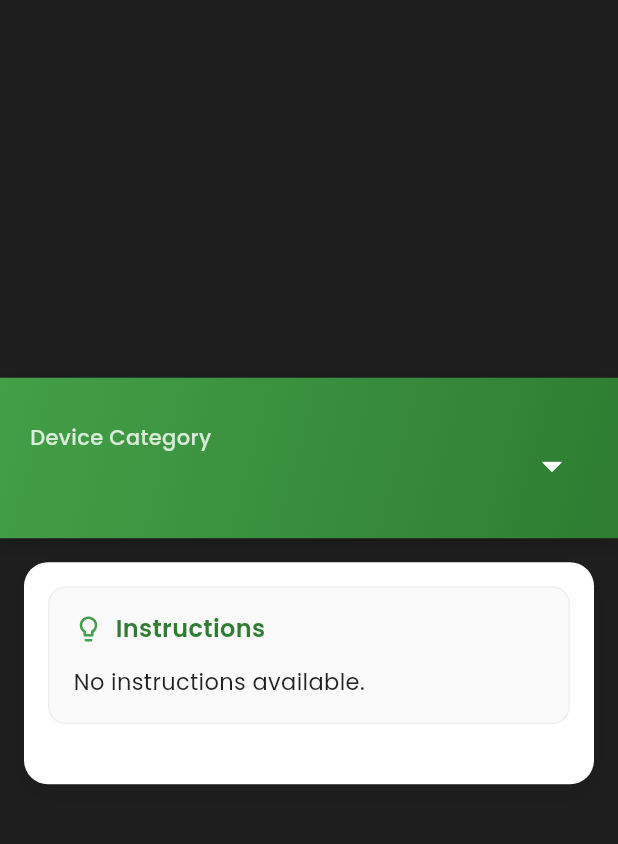
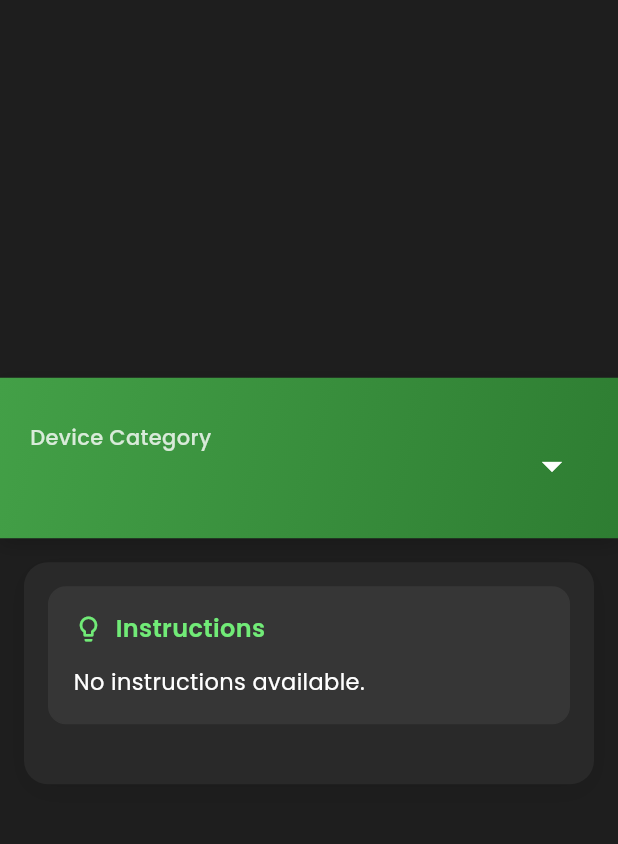
Before and after one commit to usergaia/e-Xtract_app, a Flutter app: the ChatbotRedo widget shown alone on an empty page, opened directly with empty values, on a phone screen of 412 x 824 dp, the part 67-911 px from its top. Run offline on Flutter 3.47's test engine with Material 3 defaults, Android fonts, the phone set to English and light mode, and no system bars; our stand-ins replace google_fonts, image_picker; missing offline and left inert: tflite_flutter.

Commit message:
Initial commit.

```diff
--- a/lib/assistant_logic.dart
+++ b/lib/assistant_logic.dart
@@ -10,6 +10,9 @@ class AssistantLogic {
   String currentNodeId = 'start';
   List<String> _componentQueue = [];
   int _currentComponentIndex = -1;
+  bool _startNodeProcessed = false; // Flag to track if the start node has been processed
+  bool _firstComponentProcessed = false; // Track if we've processed at least one component
+  bool _explanationShown = false; // Track if we've shown the explanation message already
 
   AssistantLogic({
     required this.category,
@@ -77,11 +80,41 @@ class AssistantLogic {
       return 'No instructions available.';
     }
 
+    // If the current node is "start" and it has already been processed, skip it
+    if (currentNodeId == 'start' && _startNodeProcessed) {
+      moveToNextComponent(); // Automatically move to the next component
+      return getCurrentInstruction(); // Fetch the next instruction
+    }
+
+    // Mark the start node as processed
+    if (currentNodeId == 'start') {
+      _startNodeProcessed = true;
+    }
+
     final currentNode = _getNode(currentNodeId);
 
     // Check if the node has text
     if (currentNode.containsKey('text')) {
-      return currentNode['text'];
+      String originalText = currentNode['text'];
+
+      // For component issue nodes, modify the text if it's not the first time seeing it
+      if ((currentNodeId.contains('_issue') || currentNodeId.contains('_problem')) && _explanationShown) {
+        // Remove the "This may be caused by..." prefix from the message
+        if (originalText.contains('This may be caused by')) {
+          // Extract just the question part
+          List<String> parts = originalText.split('?');
+          if (parts.length > 1) {
+            return "Would you like to extract this part?"; // Just show the question
+          }
+        }
+      }
+
+      // If this is an explanation node, mark that we've shown an explanation
+      if (currentNodeId.contains('_issue') || currentNodeId.contains('_problem')) {
+        _explanationShown = true;
+      }
+
+      return originalText;
     }
 
     // Check if the node has steps
@@ -167,6 +200,11 @@ class AssistantLogic {
     if (index >= 0 && index < filteredOptions.length) {
       final nextNodeId = filteredOptions[index]['next'];
       currentNodeId = nextNodeId;
+
+      // Mark that we've processed at least one component selection
+      if (currentNodeId != 'start') {
+        _firstComponentProcessed = true;
+      }
     }
   }
 
@@ -188,7 +226,53 @@ class AssistantLogic {
     if (_currentComponentIndex < 0 || _currentComponentIndex >= _componentQueue.length - 1) return;
 
     _currentComponentIndex++;
-    currentNodeId = 'start';  // Reset to start node for the next component
+
+    // Only go to the start node for the first component
+    // For subsequent components, try to find component-specific nodes
+    if (!_firstComponentProcessed) {
+      currentNodeId = 'start';
+    } else {
+      // Find the appropriate entry node for this component
+      String componentName = _componentQueue[_currentComponentIndex].toLowerCase();
+
+      // Try to find a node that corresponds to this component type
+      String entryNodeId = _findEntryNodeForComponent(componentName);
+      if (entryNodeId.isNotEmpty) {
+        currentNodeId = entryNodeId;
+      } else {
+        // If no specific node found, use a generic approach
+        // This could be improved with a more sophisticated component -> node mapping
+        if (componentName.contains('battery')) {
+          currentNodeId = 'battery_issue';
+        } else if (componentName.contains('camera')) {
+          currentNodeId = 'camera_issue';
+        } else {
+          // No direct mapping found, use start node as fallback
+          currentNodeId = 'start';
+        }
+      }
+    }
+  }
+
+  // Helper method to find an appropriate entry node for a component
+  String _findEntryNodeForComponent(String componentName) {
+    if (!_instructionData.containsKey('nodes')) return '';
+
+    // Component name patterns mapped to node IDs
+    Map<String, String> componentToNodeMap = {
+      'battery': 'battery_issue',
+      'camera': 'camera_issue'
+      // Add more mappings as needed for other components
+    };
+
+    // Check for direct matches first
+    for (var entry in componentToNodeMap.entries) {
+      if (componentName.contains(entry.key)) {
+        return entry.value;
+      }
+    }
+
+    return '';
   }
 
   String? getCurrentComponent() {
--- a/lib/chatbot_redo.dart
+++ b/lib/chatbot_redo.dart
@@ -390,7 +390,7 @@ class _ChatbotRedoState extends State<ChatbotRedo> {
               Container(
                 margin: const EdgeInsets.all(16),
                 decoration: BoxDecoration(
-                  color: Colors.white,
+                  color: const Color.fromARGB(255, 41, 41, 41),
                   borderRadius: BorderRadius.circular(16),
                   boxShadow: [
                     BoxShadow(
@@ -423,7 +423,7 @@ class _ChatbotRedoState extends State<ChatbotRedo> {
                                   style: GoogleFonts.poppins(
                                     fontSize: 14,
                                     fontWeight: FontWeight.w500,
-                                    color: Colors.grey[600],
+                                    color: const Color.fromARGB(255, 255, 255, 255),
                                   ),
                                 ),
                               ],
@@ -454,12 +454,12 @@ class _ChatbotRedoState extends State<ChatbotRedo> {
                                 Container(
                                   padding: const EdgeInsets.all(10),
                                   decoration: BoxDecoration(
-                                    color: const Color(0xFF43A047).withOpacity(0.1),
+                                    color: const Color.fromARGB(41, 97, 253, 105),
                                     borderRadius: BorderRadius.circular(12),
                                   ),
                                   child: Icon(
                                     _getIconForComponent(_assistant.getCurrentComponent()?.split('_')[0] ?? ''),
-                                    color: const Color(0xFF43A047),
+                                    color: const Color.fromARGB(255, 97, 253, 105),
                                     size: 24,
                                   ),
                                 ),
@@ -473,14 +473,14 @@ class _ChatbotRedoState extends State<ChatbotRedo> {
                                         style: GoogleFonts.poppins(
                                           fontSize: 18,
                                           fontWeight: FontWeight.bold,
-                                          color: Colors.black87,
+                                          color: const Color.fromARGB(221, 255, 255, 255),
                                         ),
                                       ),
                                       Text(
                                         'Currently handling this component',
                                         style: GoogleFonts.poppins(
                                           fontSize: 14,
-                                          color: Colors.grey[600],
+                                          color: const Color.fromARGB(255, 177, 177, 177),
                                         ),
                                       ),
                                     ],
@@ -499,7 +499,7 @@ class _ChatbotRedoState extends State<ChatbotRedo> {
                               decoration: BoxDecoration(
                                 borderRadius: BorderRadius.circular(12),
                                 border: Border.all(
-                                  color: Colors.grey[300]!,
+                                  color: const Color.fromARGB(255, 54, 54, 54),
                                   width: 1,
                                 ),
                               ),
@@ -518,10 +518,10 @@ class _ChatbotRedoState extends State<ChatbotRedo> {
                           Container(
                             padding: const EdgeInsets.all(16),
                             decoration: BoxDecoration(
-                              color: Colors.grey[50],
+                              color: const Color.fromARGB(255, 54, 54, 54),
                               borderRadius: BorderRadius.circular(12),
                               border: Border.all(
-                                color: Colors.grey[200]!,
+                                color: const Color.fromARGB(255, 54, 54, 54),
                               ),
                             ),
                             child: Column(
@@ -531,7 +531,7 @@ class _ChatbotRedoState extends State<ChatbotRedo> {
                                   children: [
                                     const Icon(
                                       Icons.lightbulb_outline,
-                                      color: Color(0xFF43A047), // Green for instructions icon
+                                      color: const Color.fromARGB(255, 113, 235, 119), // Green for instructions icon
                                       size: 20,
                                     ),
                                     const SizedBox(width: 8),
@@ -540,7 +540,7 @@ class _ChatbotRedoState extends State<ChatbotRedo> {
                                       style: GoogleFonts.poppins(
                                         fontSize: 16,
                                         fontWeight: FontWeight.w600,
-                                        color: const Color(0xFF2E7D32), // Dark green for text
+                                        color: const Color.fromARGB(255, 113, 235, 119), // Dark green for text
                                       ),
                                     ),
                                   ],
@@ -550,7 +550,7 @@ class _ChatbotRedoState extends State<ChatbotRedo> {
                                   _assistant.getCurrentInstruction(),
                                   style: GoogleFonts.poppins(
                                     fontSize: 15,
-                                    color: Colors.black87,
+                                    color: const Color.fromARGB(255, 255, 255, 255),
                                     height: 1.5,
                                   ),
                                 ),
@@ -567,7 +567,7 @@ class _ChatbotRedoState extends State<ChatbotRedo> {
                               style: GoogleFonts.poppins(
                                 fontSize: 16,
                                 fontWeight: FontWeight.w500,
-                                color: Colors.black87,
+                                color: const Color.fromARGB(221, 255, 255, 255),
                               ),
                               textAlign: TextAlign.center,
                             ),
@@ -650,17 +650,17 @@ class _ChatbotRedoState extends State<ChatbotRedo> {
                               margin: const EdgeInsets.only(top: 16),
                               padding: const EdgeInsets.all(16),
                               decoration: BoxDecoration(
-                                color: const Color(0xFF43A047).withOpacity(0.1), // Light green background
+                                color: const Color.fromARGB(255, 97, 253, 105).withOpacity(0.2), // Light green background
                                 borderRadius: BorderRadius.circular(12),
                                 border: Border.all(
-                                  color: const Color(0xFF43A047).withOpacity(0.3), // Green border
+                                  color: const Color.fromARGB(255, 97, 253, 105).withOpacity(0), // Green border
                                 ),
                               ),
                               child: Row(
                                 children: [
                                   const Icon(
                                     Icons.check_circle_outline,
-                                    color: Color(0xFF43A047), // Green check icon
+                                    color: const Color.fromARGB(255, 113, 235, 119),
                                     size: 24,
                                   ),
                                   const SizedBox(width: 12),
@@ -669,7 +669,7 @@ class _ChatbotRedoState extends State<ChatbotRedo> {
                                       'Extraction process complete! All components have been processed.',
                                       style: GoogleFonts.poppins(
                                         fontSize: 14,
-                                        color: const Color(0xFF43A047), // Green text
+                                        color: const Color.fromARGB(255, 113, 235, 119), // Green text
                                         fontWeight: FontWeight.w500,
                                       ),
                                     ),
--- a/lib/part_detection.dart
+++ b/lib/part_detection.dart
@@ -395,7 +395,7 @@ class _PartDetectionScreenState extends State<PartDetectionScreen>
                     itemBuilder: (context, index) {
                       final det = _finalDetections[index];
                       return Card(
-                        color: Colors.white10,
+                        color: const ui.Color.fromRGBO(255, 255, 255, 0.102),
                         margin: EdgeInsets.only(bottom: screenHeight * 0.004),
                         shape: RoundedRectangleBorder(
                           borderRadius: BorderRadius.circular(12),
--- a/pubspec.yaml
+++ b/pubspec.yaml
@@ -80,6 +80,7 @@ flutter:
     - assets/models/smartphone/labels.txt
     - assets/models/telecom/best_router_float16.tflite
     - assets/models/telecom/labels.txt
+    - assets/smartphone_instructions.json
 
 
   # An image asset can refer to one or more resolution-specific "variants", see
```
Also changed, not shown: assets/smartphone_instructions.json (added, +66 -0 lines).
